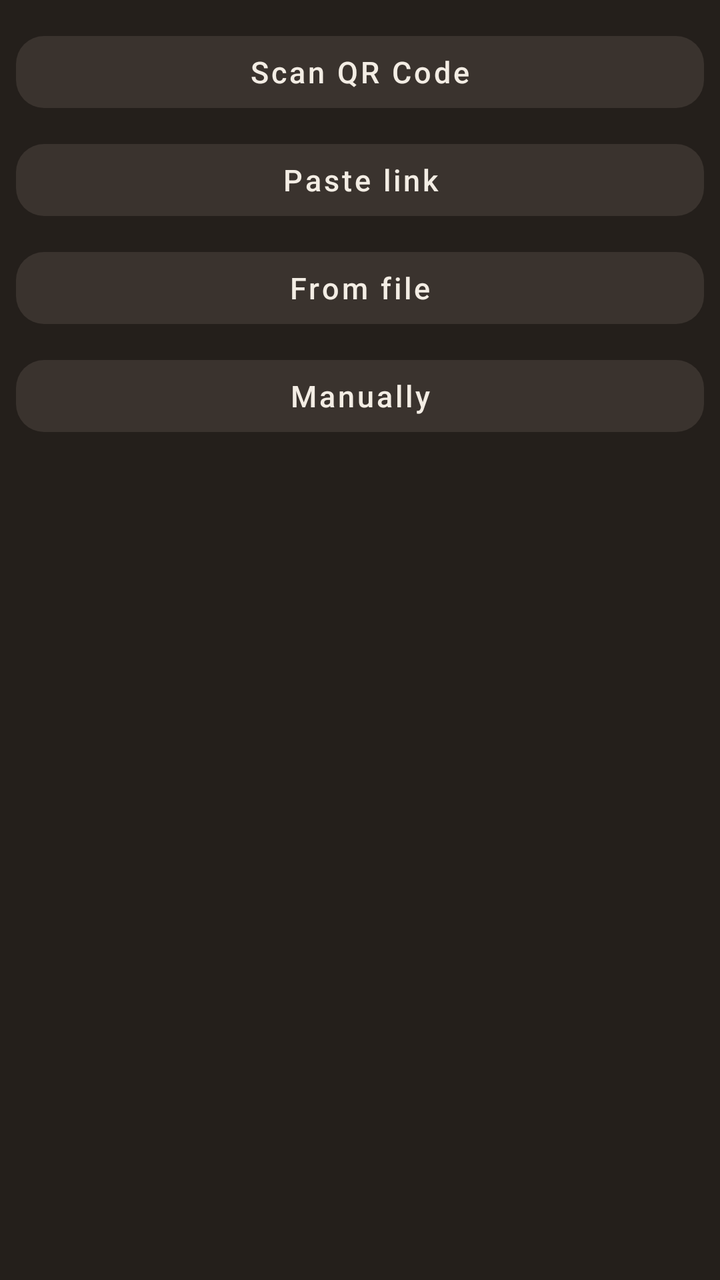
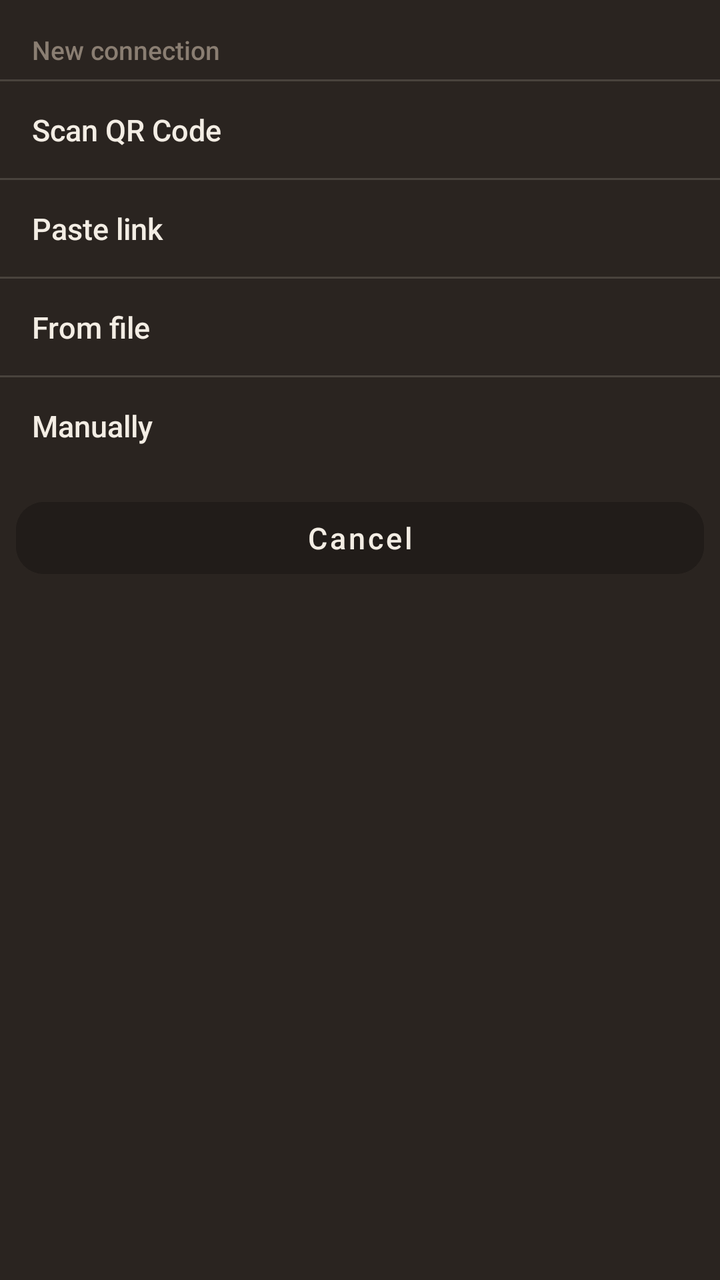

Compare the two renders of this Android layout. The source of the first and the diff that turns it into the second are given below.
<!-- AndroidManifest.xml: application theme Theme.Loft -->
<!-- res/layout/sheet_add.xml -->
<?xml version="1.0" encoding="utf-8"?>
<LinearLayout xmlns:android="http://schemas.android.com/apk/res/android"
    android:layout_width="match_parent"
    android:layout_height="wrap_content"
    android:background="@color/ink2"
    android:orientation="vertical"
    android:paddingLeft="8dp"
    android:paddingTop="12dp"
    android:paddingRight="8dp"
    android:paddingBottom="24dp">

    <Button
        android:id="@+id/add_scan"
        style="@style/Widget.Loft.Ghost"
        android:layout_width="match_parent"
        android:layout_height="wrap_content"
        android:text="@string/scan" />

    <Button
        android:id="@+id/add_paste"
        style="@style/Widget.Loft.Ghost"
        android:layout_width="match_parent"
        android:layout_height="wrap_content"
        android:layout_marginTop="6dp"
        android:text="@string/paste" />

    <Button
        android:id="@+id/add_file"
        style="@style/Widget.Loft.Ghost"
        android:layout_width="match_parent"
        android:layout_height="wrap_content"
        android:layout_marginTop="6dp"
        android:text="@string/from_file" />

    <Button
        android:id="@+id/add_manual"
        style="@style/Widget.Loft.Ghost"
        android:layout_width="match_parent"
        android:layout_height="wrap_content"
        android:layout_marginTop="6dp"
        android:text="@string/manual" />
</LinearLayout>
<!-- resources referenced by this layout -->
<resources>
  <color name="ink2">#241F1B</color>
  <string name="from_file">From file</string>
  <string name="manual">Manually</string>
  <string name="paste">Paste link</string>
  <string name="scan">Scan QR Code</string>
  <color name="slate">#3A332E</color>
  <color name="snow">#F3EDE4</color>
  <color name="ink">#1A1714</color>
  <color name="mute">#8A7E72</color>
  <color name="lamp">#E8B84A</color>
  <color name="copper">#C67B3A</color>
  <color name="err">#E24B4B</color>
  <style name="Theme.Loft.Sheet" parent="Theme.MaterialComponents.BottomSheetDialog">
          <item name="bottomSheetStyle">@style/Widget.Loft.Sheet</item>
          <item name="android:windowIsFloating">false</item>
          <item name="android:statusBarColor">@android:color/transparent</item>
          <item name="colorPrimary">@color/lamp</item>
          <item name="colorOnSurface">@color/snow</item>
          <item name="android:colorBackground">@color/ink2</item>
      </style>
  <style name="Widget.Loft.Sheet" parent="Widget.MaterialComponents.BottomSheet">
          <item name="backgroundTint">@color/ink2</item>
          <item name="shapeAppearance">@style/Shape.Loft.Sheet</item>
      </style>
  <color name="ink0">#181512</color>
  <style name="TextAppearance.Loft.Nav" parent="">
          <item name="android:textSize">12sp</item>
          <item name="android:fontFamily">sans-serif-medium</item>
          <item name="android:textAllCaps">false</item>
          <item name="android:letterSpacing">0.01</item>
      </style>
  <style name="Widget.Loft.NavIndicator" parent="">
          <item name="android:color">@color/lamp22</item>
          <item name="android:width">62dp</item>
          <item name="android:height">30dp</item>
          <item name="shapeAppearance">@style/Shape.Loft.NavPill</item>
      </style>
  <style name="Shape.Loft.Sheet" parent="">
          <item name="cornerFamily">rounded</item>
          <item name="cornerSizeTopLeft">16dp</item>
          <item name="cornerSizeTopRight">16dp</item>
          <item name="cornerSizeBottomLeft">0dp</item>
          <item name="cornerSizeBottomRight">0dp</item>
      </style>
  <color name="lamp22">#38E8B84A</color>
  <style name="Shape.Loft.NavPill" parent="">
          <item name="cornerFamily">rounded</item>
          <item name="cornerSize">16dp</item>
      </style>
  <!-- unchanged entries left out for length: 3 -->
</resources>

<!-- the commit's change to res/layout/sheet_add.xml (unified diff, before → after) -->
@@ -2,41 +2,78 @@
 <LinearLayout xmlns:android="http://schemas.android.com/apk/res/android"
     android:layout_width="match_parent"
     android:layout_height="wrap_content"
-    android:background="@color/ink2"
+    android:background="@color/wood"
     android:orientation="vertical"
-    android:paddingLeft="8dp"
-    android:paddingTop="12dp"
-    android:paddingRight="8dp"
-    android:paddingBottom="24dp">
+    android:paddingBottom="16dp">
+
+    <TextView
+        android:layout_width="match_parent"
+        android:layout_height="wrap_content"
+        android:fontFamily="sans-serif-medium"
+        android:paddingLeft="16dp"
+        android:paddingTop="16dp"
+        android:paddingRight="16dp"
+        android:paddingBottom="6dp"
+        android:text="@string/new_conn"
+        android:textColor="@color/mute"
+        android:textSize="13sp" />
+
+    <View
+        android:layout_width="match_parent"
+        android:layout_height="1dp"
+        android:background="@color/line" />
 
     <Button
         android:id="@+id/add_scan"
-        style="@style/Widget.Loft.Ghost"
+        style="@style/Widget.Loft.SheetRow"
         android:layout_width="match_parent"
         android:layout_height="wrap_content"
         android:text="@string/scan" />
 
+    <View
+        android:layout_width="match_parent"
+        android:layout_height="1dp"
+        android:background="@color/line" />
+
     <Button
         android:id="@+id/add_paste"
+        style="@style/Widget.Loft.SheetRow"
+        android:layout_width="match_parent"
+        android:layout_height="wrap_content"
+        android:text="@string/paste" />
+
+    <View
+        android:layout_width="match_parent"
+        android:layout_height="1dp"
+        android:background="@color/line" />
+
+    <Button
+        android:id="@+id/add_file"
+        style="@style/Widget.Loft.SheetRow"
+        android:layout_width="match_parent"
+        android:layout_height="wrap_content"
+        android:text="@string/from_file" />
+
+    <View
+        android:layout_width="match_parent"
+        android:layout_height="1dp"
+        android:background="@color/line" />
+
+    <Button
+        android:id="@+id/add_manual"
+        style="@style/Widget.Loft.SheetRow"
+        android:layout_width="match_parent"
+        android:layout_height="wrap_content"
+        android:text="@string/manual" />
+
+    <Button
+        android:id="@+id/add_cancel"
         style="@style/Widget.Loft.Ghost"
         android:layout_width="match_parent"
         android:layout_height="wrap_content"
-        android:layout_marginTop="6dp"
-        android:text="@string/paste" />
-
-    <Button
-        android:id="@+id/add_file"
-        style="@style/Widget.Loft.Ghost"
-        android:layout_width="match_parent"
-        android:layout_height="wrap_content"
-        android:layout_marginTop="6dp"
-        android:text="@string/from_file" />
-
-    <Button
-        android:id="@+id/add_manual"
-        style="@style/Widget.Loft.Ghost"
-        android:layout_width="match_parent"
-        android:layout_height="wrap_content"
-        android:layout_marginTop="6dp"
-        android:text="@string/manual" />
+        android:layout_marginLeft="8dp"
+        android:layout_marginTop="8dp"
+        android:layout_marginRight="8dp"
+        android:backgroundTint="@color/plate"
+        android:text="@string/cancel" />
 </LinearLayout>
<!-- resource entries referenced after the edit -->
@@ -1,14 +1,43 @@
 <!-- resources referenced by this layout -->
 <resources>
+  <color name="line">#26F3EDE4</color>
   <color name="ink2">#241F1B</color>
   <string name="from_file">From file</string>
   <string name="manual">Manually</string>
+  <string name="new_conn">New connection</string>
   <string name="paste">Paste link</string>
   <string name="scan">Scan QR Code</string>
+  <style name="Widget.Loft.SheetRow" parent="Widget.MaterialComponents.Button.TextButton">
+          <item name="backgroundTint">@android:color/transparent</item>
+          <item name="android:textColor">@color/snow</item>
+          <item name="android:textAllCaps">false</item>
+          <item name="android:letterSpacing">0</item>
+          <item name="android:textSize">15sp</item>
+          <item name="android:fontFamily">sans-serif-medium</item>
+          <item name="android:gravity">start|center_vertical</item>
+          <item name="android:textAlignment">viewStart</item>
+          <item name="android:minHeight">48dp</item>
+          <item name="android:minWidth">0dp</item>
+          <item name="android:paddingLeft">16dp</item>
+          <item name="android:paddingTop">14dp</item>
+          <item name="android:paddingRight">16dp</item>
+          <item name="android:paddingBottom">14dp</item>
+          <item name="android:insetLeft">0dp</item>
+          <item name="android:insetRight">0dp</item>
+          <item name="android:insetTop">0dp</item>
+          <item name="android:insetBottom">0dp</item>
+          <item name="android:maxLines">2</item>
+          <item name="android:ellipsize">none</item>
+          <item name="cornerRadius">0dp</item>
+          <item name="rippleColor">@color/lamp22</item>
+      </style>
   <color name="slate">#3A332E</color>
   <color name="snow">#F3EDE4</color>
   <color name="ink">#1A1714</color>
   <color name="mute">#8A7E72</color>
+  <color name="plate">#211C19</color>
+  <color name="wood">#2A2420</color>
+  <string name="cancel">Cancel</string>
   <color name="lamp">#E8B84A</color>
   <color name="copper">#C67B3A</color>
   <color name="err">#E24B4B</color>
